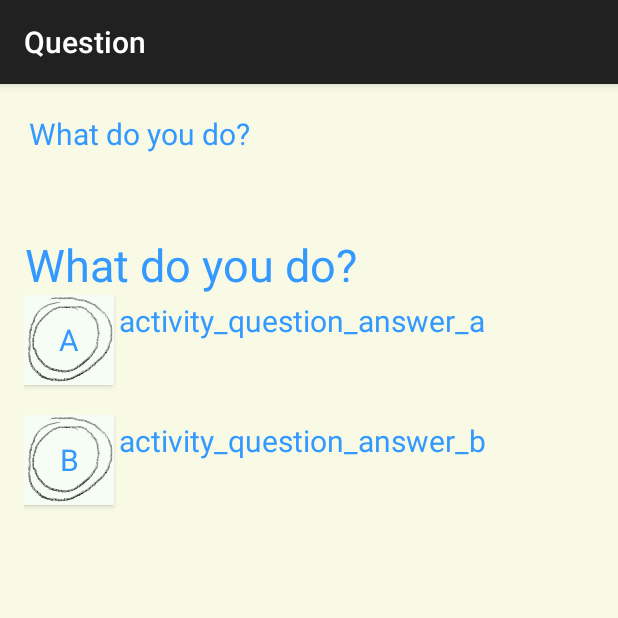
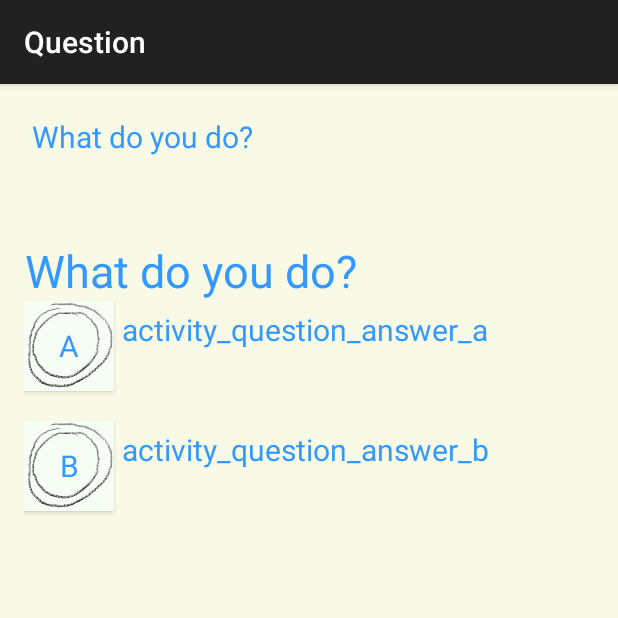
Before and after one commit to LumbralesSoftware/WhatDoYouDo, an Android app: the QuestionActivity screen opened directly, with no data from a screen before it, on a phone screen of 412 x 824 dp, the top half of it. Run offline under Robolectric (Android 15) with nearby library versions, the light colour scheme and no system bars; Roboto replaces fonts that are not available here.

Commit message:
style was changed

```diff
--- a/android/app/src/main/res/layout/question_activity.xml
+++ b/android/app/src/main/res/layout/question_activity.xml
@@ -81,23 +81,7 @@
 
             </RelativeLayout>
 
-            <LinearLayout
-                style="@style/NormalLayoutStyle"
-                android:orientation="horizontal">
-
-
-            </LinearLayout>
-
-            <LinearLayout
-                style="@style/NormalLayoutStyle"
-                android:orientation="horizontal">
-
-
-            </LinearLayout>
-
-
         </LinearLayout>
-
 
     </LinearLayout>
 </ScrollView>
--- a/android/app/src/main/res/values/styles.xml
+++ b/android/app/src/main/res/values/styles.xml
@@ -14,7 +14,7 @@
     </style>
     <style name="TextNormalStyle" parent="@android:style/TextAppearance.Medium">
         <item name="android:textColor">@color/blue</item>
-        <item name="android:padding">3dp</item>
+        <item name="android:padding">5dp</item>
         <item name="android:textSize">20sp</item>
     </style>
     <style name="NormalButtonStyle" parent="@android:style/Widget.Button">
```
